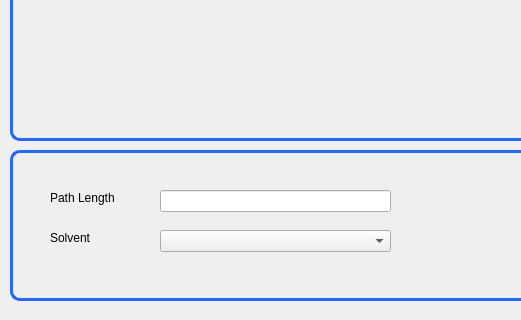
Above: SpectrumAnalyzer/Mainpage.ui from NilushikaSandeepani/189116Research before the change; both pictures show x 0 to 521 and y 280 to 600 of the 800 by 600 pixel window. Below: the same form after it.
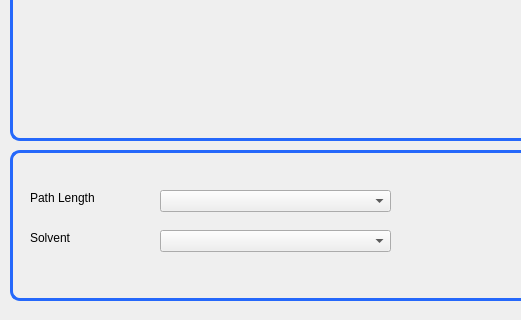
That is the form after the change. Icons and pictures are not drawn. Custom widgets are drawn as their Qt base class.

Patch:
```diff
--- a/SpectrumAnalyzer/Mainpage.ui
+++ b/SpectrumAnalyzer/Mainpage.ui
@@ -342,7 +342,7 @@
    <widget class="QLabel" name="label">
     <property name="geometry">
      <rect>
-      <x>40</x>
+      <x>20</x>
       <y>40</y>
       <width>131</width>
       <height>16</height>
@@ -355,23 +355,10 @@
      <set>Qt::AlignLeading|Qt::AlignLeft|Qt::AlignVCenter</set>
     </property>
    </widget>
-   <widget class="QLineEdit" name="Pathlength">
-    <property name="geometry">
-     <rect>
-      <x>150</x>
-      <y>40</y>
-      <width>231</width>
-      <height>22</height>
-     </rect>
-    </property>
-    <property name="styleSheet">
-     <string notr="true">border-color: rgb(255, 255, 255);</string>
-    </property>
-   </widget>
    <widget class="QLabel" name="label_2">
     <property name="geometry">
      <rect>
-      <x>40</x>
+      <x>20</x>
       <y>80</y>
       <width>131</width>
       <height>16</height>
@@ -394,6 +381,16 @@
      </rect>
     </property>
    </widget>
+   <widget class="QComboBox" name="PLengthselect">
+    <property name="geometry">
+     <rect>
+      <x>150</x>
+      <y>40</y>
+      <width>231</width>
+      <height>22</height>
+     </rect>
+    </property>
+   </widget>
   </widget>
  </widget>
  <customwidgets>
```
Left out of the diff: 8 changed lines with no effect on the pictures.
